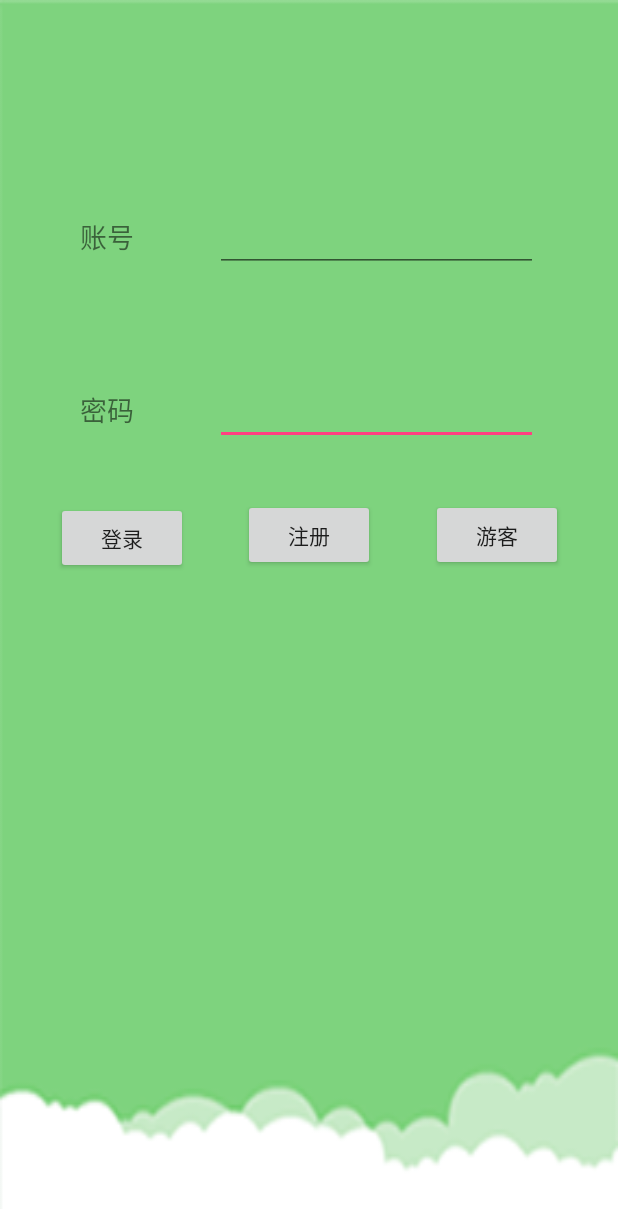
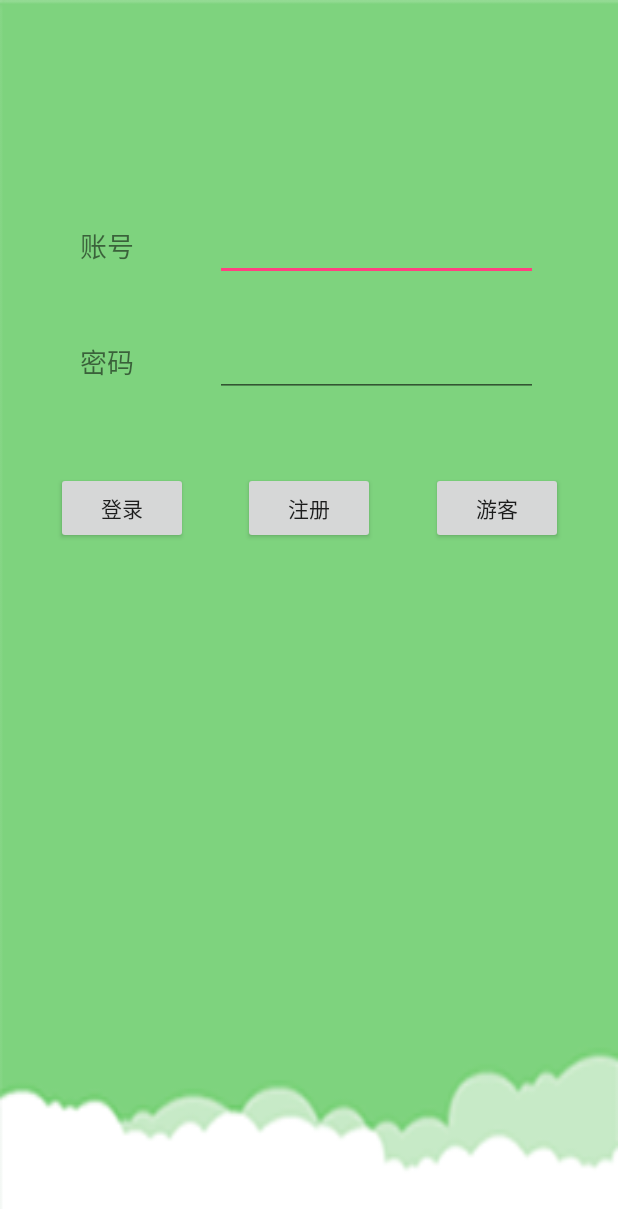
Before and after one commit to Lemon-XQ/PregnantMonitor, an Android app: the screen it shows after launch (SignIn), after a tap on "登录", on a phone screen of 412 x 824 dp. Shown: the top 1209 px of the screen. Run offline under Robolectric (Android 15) with nearby library versions, the phone set to English and light mode, and no system bars.

```diff
--- a/app/src/main/java/com/lemonxq_laplace/pregnantmonitor/Util/Consts.java
+++ b/app/src/main/java/com/lemonxq_laplace/pregnantmonitor/Util/Consts.java
@@ -46,5 +46,5 @@ public class Consts {
     public static String AGE_INVALID = "请输入合法年龄值（1-100）";
     public static String HEIGHT_INVALID = "请输入合法身高（1.0-2.0）";
     public static String WEIGHT_INVALID = "请输入合法体重（>0）";
-    public static String OGTT_INVALID = "请输入合法OGTT值（>0）";
+    public static String OGTT_INVALID = "请输入合法空腹血糖值（>0）";
 }
--- a/app/src/main/res/layout/activity_signin.xml
+++ b/app/src/main/res/layout/activity_signin.xml
@@ -6,6 +6,30 @@
     android:layout_height="match_parent"
     android:background="@drawable/bg">
 
+    <!--账号-->
+    <EditText
+        android:id="@+id/account"
+        android:layout_width="215dp"
+        android:layout_height="wrap_content"
+        android:ems="10"
+        android:inputType="textPersonName"
+        android:labelFor="@+id/account"
+        app:layout_constraintBaseline_toBaselineOf="@+id/accountText"
+        app:layout_constraintLeft_toRightOf="@+id/accountText"
+        app:layout_constraintRight_toRightOf="parent" />
+
+    <TextView
+        android:id="@+id/accountText"
+        android:layout_width="wrap_content"
+        android:layout_height="wrap_content"
+        android:layout_marginTop="150dp"
+        android:text="@string/Account"
+        android:textSize="18sp"
+        app:layout_constraintLeft_toLeftOf="parent"
+        app:layout_constraintRight_toLeftOf="@+id/account"
+        app:layout_constraintTop_toTopOf="parent" />
+
+    <!--密码-->
     <EditText
         android:id="@+id/password"
         android:layout_width="215dp"
@@ -18,22 +42,11 @@
         app:layout_constraintLeft_toRightOf="@+id/passwordText"
         app:layout_constraintRight_toRightOf="parent" />
 
-    <EditText
-        android:id="@+id/account"
-        android:layout_width="215dp"
-        android:layout_height="wrap_content"
-        android:ems="10"
-        android:inputType="textPersonName"
-        android:labelFor="@+id/account"
-        app:layout_constraintBaseline_toBaselineOf="@+id/accountText"
-        app:layout_constraintLeft_toRightOf="@+id/accountText"
-        app:layout_constraintRight_toRightOf="parent" />
-
     <TextView
         android:id="@+id/passwordText"
         android:layout_width="wrap_content"
         android:layout_height="wrap_content"
-        android:layout_marginTop="88dp"
+        android:layout_marginTop="50dp"
         android:text="@string/Password"
         android:textAlignment="textStart"
         android:textSize="18sp"
@@ -41,21 +54,22 @@
         app:layout_constraintRight_toLeftOf="@+id/password"
         app:layout_constraintTop_toBottomOf="@+id/accountText" />
 
+    <!--按钮-->
     <Button
         android:id="@+id/login"
         android:layout_width="wrap_content"
         android:layout_height="wrap_content"
-        android:layout_marginTop="48dp"
+        android:layout_marginTop="50dp"
         android:text="@string/Login"
         app:layout_constraintLeft_toLeftOf="parent"
         app:layout_constraintRight_toLeftOf="@+id/signup"
-        app:layout_constraintTop_toBottomOf="@+id/passwordText" />
+        app:layout_constraintTop_toBottomOf="@+id/password" />
 
     <Button
         android:id="@+id/signup"
         android:layout_width="wrap_content"
         android:layout_height="wrap_content"
-        android:layout_marginTop="36dp"
+        android:layout_marginTop="50dp"
         android:text="@string/Signup"
         app:layout_constraintLeft_toRightOf="@+id/login"
         app:layout_constraintRight_toLeftOf="@+id/visitor"
@@ -65,22 +79,13 @@
         android:id="@+id/visitor"
         android:layout_width="wrap_content"
         android:layout_height="wrap_content"
-        android:layout_marginTop="36dp"
+        android:layout_marginTop="50dp"
         android:text="@string/Guest"
         app:layout_constraintLeft_toRightOf="@+id/signup"
         app:layout_constraintRight_toRightOf="parent"
         app:layout_constraintTop_toBottomOf="@+id/password" />
 
-    <TextView
-        android:id="@+id/accountText"
-        android:layout_width="wrap_content"
-        android:layout_height="wrap_content"
-        android:layout_marginTop="144dp"
-        android:text="@string/Account"
-        android:textSize="18sp"
-        app:layout_constraintLeft_toLeftOf="parent"
-        app:layout_constraintRight_toLeftOf="@+id/account"
-        app:layout_constraintTop_toTopOf="parent" />
+
 
 
 </android.support.constraint.ConstraintLayout>
```
Also changed, not shown: app/src/main/java/com/lemonxq_laplace/pregnantmonitor/activity/AnalyzeActivity.java (+12 -10 lines).
